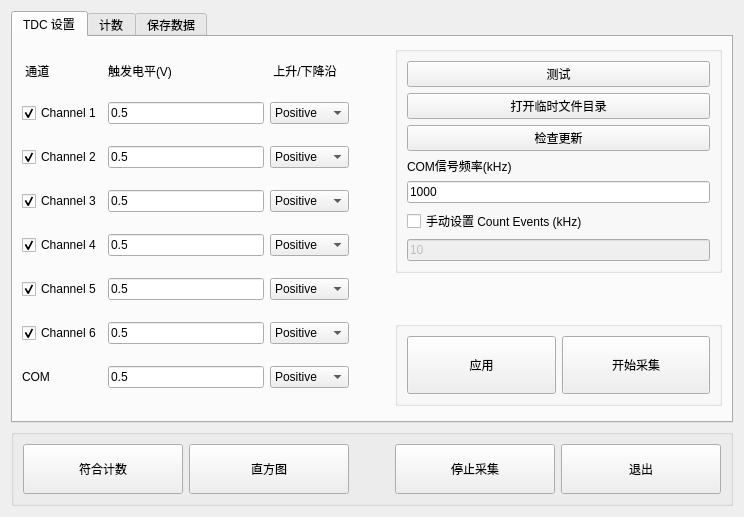
This is ui/widget.ui in WhiteChimney/TDC-counter as Qt 5 draws it before an edit. The edited form follows.
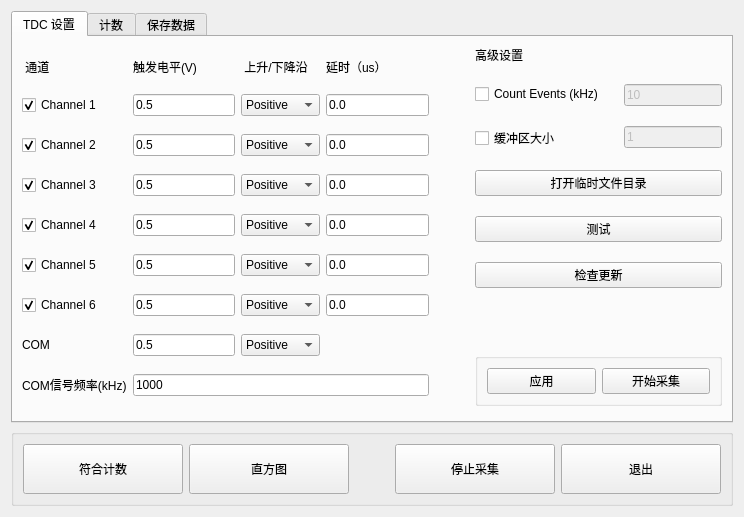
This is the edited form. The open tabs and pages were chosen to show the change.

```diff
--- a/ui/widget.ui
+++ b/ui/widget.ui
@@ -17,135 +17,68 @@
    <item>
     <widget class="QTabWidget" name="tabWidget">
      <property name="currentIndex">
-      <number>1</number>
+      <number>0</number>
      </property>
      <widget class="QWidget" name="pageSettings">
       <attribute name="title">
        <string>TDC 设置</string>
       </attribute>
       <layout class="QGridLayout" name="gridLayout_3">
-       <item row="1" column="3">
-        <widget class="QGroupBox" name="groupBox_3">
+       <item row="6" column="2">
+        <widget class="QGroupBox" name="groupBox_4">
+         <property name="sizePolicy">
+          <sizepolicy hsizetype="Preferred" vsizetype="Preferred">
+           <horstretch>0</horstretch>
+           <verstretch>0</verstretch>
+          </sizepolicy>
+         </property>
          <property name="title">
           <string/>
          </property>
-         <layout class="QVBoxLayout" name="verticalLayout">
+         <layout class="QHBoxLayout" name="horizontalLayout_2">
           <item>
-           <layout class="QVBoxLayout" name="verticalLayout_5">
-            <item>
-             <widget class="QPushButton" name="buttonTest">
-              <property name="sizePolicy">
-               <sizepolicy hsizetype="Preferred" vsizetype="Preferred">
-                <horstretch>0</horstretch>
-                <verstretch>30</verstretch>
-               </sizepolicy>
-              </property>
-              <property name="text">
-               <string>测试</string>
-              </property>
-             </widget>
-            </item>
-            <item>
-             <widget class="QPushButton" name="buttonTempFilePath">
-              <property name="sizePolicy">
-               <sizepolicy hsizetype="Minimum" vsizetype="MinimumExpanding">
-                <horstretch>0</horstretch>
-                <verstretch>0</verstretch>
-               </sizepolicy>
-              </property>
-              <property name="text">
-               <string>打开临时文件目录</string>
-              </property>
-             </widget>
-            </item>
-            <item>
-             <widget class="QPushButton" name="buttonCheckUpdate">
-              <property name="text">
-               <string>检查更新</string>
-              </property>
-             </widget>
-            </item>
-           </layout>
-          </item>
-          <item>
-           <widget class="QLabel" name="label_6">
-            <property name="text">
-             <string>COM信号频率(kHz)</string>
+           <widget class="QPushButton" name="buttonApplyConfig">
+            <property name="sizePolicy">
+             <sizepolicy hsizetype="Expanding" vsizetype="MinimumExpanding">
+              <horstretch>0</horstretch>
+              <verstretch>0</verstretch>
+             </sizepolicy>
             </property>
-           </widget>
-          </item>
-          <item>
-           <widget class="QLineEdit" name="textFreqCOM">
+            <property name="maximumSize">
+             <size>
+              <width>16777215</width>
+              <height>50</height>
+             </size>
+            </property>
             <property name="text">
-             <string>1000</string>
+             <string>应用</string>
             </property>
            </widget>
           </item>
           <item>
-           <widget class="QCheckBox" name="checkboxEnableCountEvents">
+           <widget class="QPushButton" name="buttonStartAcquisition">
             <property name="sizePolicy">
-             <sizepolicy hsizetype="Preferred" vsizetype="Fixed">
+             <sizepolicy hsizetype="Expanding" vsizetype="Preferred">
               <horstretch>0</horstretch>
               <verstretch>0</verstretch>
              </sizepolicy>
             </property>
-            <property name="text">
-             <string>手动设置 Count Events (kHz)</string>
+            <property name="maximumSize">
+             <size>
+              <width>16777215</width>
+              <height>50</height>
+             </size>
             </property>
-           </widget>
-          </item>
-          <item>
-           <widget class="QLineEdit" name="textCountEvents">
-            <property name="enabled">
-             <bool>false</bool>
-            </property>
             <property name="text">
-             <string>10</string>
-            </property>
-            <property name="readOnly">
-             <bool>false</bool>
+             <string>开始采集</string>
             </property>
            </widget>
           </item>
          </layout>
         </widget>
        </item>
-       <item row="1" column="0" rowspan="5">
+       <item row="0" column="0" rowspan="8">
         <layout class="QGridLayout" name="gridLayout">
-         <item row="8" column="2">
-          <widget class="QComboBox" name="slopeCNCOM">
-           <property name="currentIndex">
-            <number>0</number>
-           </property>
-           <item>
-            <property name="text">
-             <string>Positive</string>
-            </property>
-           </item>
-           <item>
-            <property name="text">
-             <string>Negative</string>
-            </property>
-           </item>
-          </widget>
-         </item>
-         <item row="3" column="0">
-          <widget class="QCheckBox" name="checkBoxCN2">
-           <property name="text">
-            <string>Channel 2</string>
-           </property>
-           <property name="checked">
-            <bool>true</bool>
-           </property>
-          </widget>
-         </item>
-         <item row="4" column="1">
-          <widget class="QLineEdit" name="levelTextCN3">
-           <property name="text">
-            <string>0.5</string>
-           </property>
-          </widget>
-         </item>
          <item row="3" column="2">
           <widget class="QComboBox" name="slopeCN2">
            <item>
@@ -170,6 +103,34 @@
            </property>
           </widget>
          </item>
+         <item row="7" column="2">
+          <widget class="QComboBox" name="slopeCN6">
+           <item>
+            <property name="text">
+             <string>Positive</string>
+            </property>
+           </item>
+           <item>
+            <property name="text">
+             <string>Negative</string>
+            </property>
+           </item>
+          </widget>
+         </item>
+         <item row="4" column="2">
+          <widget class="QComboBox" name="slopeCN3">
+           <item>
+            <property name="text">
+             <string>Positive</string>
+            </property>
+           </item>
+           <item>
+            <property name="text">
+             <string>Negative</string>
+            </property>
+           </item>
+          </widget>
+         </item>
          <item row="8" column="1">
           <widget class="QLineEdit" name="levelTextCNCOM">
            <property name="text">
@@ -177,22 +138,6 @@
            </property>
           </widget>
          </item>
-         <item row="2" column="0">
-          <widget class="QCheckBox" name="checkBoxCN1">
-           <property name="text">
-            <string>Channel 1</string>
-           </property>
-           <property name="checkable">
-            <bool>true</bool>
-           </property>
-           <property name="checked">
-            <bool>true</bool>
-           </property>
-           <property name="tristate">
-            <bool>false</bool>
-           </property>
-          </widget>
-         </item>
          <item row="6" column="0">
           <widget class="QCheckBox" name="checkBoxCN5">
            <property name="text">
@@ -203,6 +148,47 @@
            </property>
           </widget>
          </item>
+         <item row="4" column="1">
+          <widget class="QLineEdit" name="levelTextCN3">
+           <property name="text">
+            <string>0.5</string>
+           </property>
+          </widget>
+         </item>
+         <item row="8" column="2">
+          <widget class="QComboBox" name="slopeCNCOM">
+           <property name="currentIndex">
+            <number>0</number>
+           </property>
+           <item>
+            <property name="text">
+             <string>Positive</string>
+            </property>
+           </item>
+           <item>
+            <property name="text">
+             <string>Negative</string>
+            </property>
+           </item>
+          </widget>
+         </item>
+         <item row="6" column="1">
+          <widget class="QLineEdit" name="levelTextCN5">
+           <property name="text">
+            <string>0.5</string>
+           </property>
+          </widget>
+         </item>
+         <item row="5" column="0">
+          <widget class="QCheckBox" name="checkBoxCN4">
+           <property name="text">
+            <string>Channel 4</string>
+           </property>
+           <property name="checked">
+            <bool>true</bool>
+           </property>
+          </widget>
+         </item>
          <item row="7" column="0">
           <widget class="QCheckBox" name="checkBoxCN6">
            <property name="text">
@@ -213,55 +199,6 @@
            </property>
           </widget>
          </item>
-         <item row="6" column="2">
-          <widget class="QComboBox" name="slopeCN5">
-           <item>
-            <property name="text">
-             <string>Positive</string>
-            </property>
-           </item>
-           <item>
-            <property name="text">
-             <string>Negative</string>
-            </property>
-           </item>
-          </widget>
-         </item>
-         <item row="4" column="2">
-          <widget class="QComboBox" name="slopeCN3">
-           <item>
-            <property name="text">
-             <string>Positive</string>
-            </property>
-           </item>
-           <item>
-            <property name="text">
-             <string>Negative</string>
-            </property>
-           </item>
-          </widget>
-         </item>
-         <item row="2" column="1">
-          <widget class="QLineEdit" name="levelTextCN1">
-           <property name="text">
-            <string>0.5</string>
-           </property>
-          </widget>
-         </item>
-         <item row="7" column="2">
-          <widget class="QComboBox" name="slopeCN6">
-           <item>
-            <property name="text">
-             <string>Positive</string>
-            </property>
-           </item>
-           <item>
-            <property name="text">
-             <string>Negative</string>
-            </property>
-           </item>
-          </widget>
-         </item>
          <item row="3" column="1">
           <widget class="QLineEdit" name="levelTextCN2">
            <property name="text">
@@ -269,20 +206,24 @@
            </property>
           </widget>
          </item>
-         <item row="5" column="1">
-          <widget class="QLineEdit" name="levelTextCN4">
-           <property name="text">
-            <string>0.5</string>
-           </property>
+         <item row="6" column="2">
+          <widget class="QComboBox" name="slopeCN5">
+           <item>
+            <property name="text">
+             <string>Positive</string>
+            </property>
+           </item>
+           <item>
+            <property name="text">
+             <string>Negative</string>
+            </property>
+           </item>
           </widget>
          </item>
-         <item row="5" column="0">
-          <widget class="QCheckBox" name="checkBoxCN4">
+         <item row="9" column="0">
+          <widget class="QLabel" name="label_6">
            <property name="text">
-            <string>Channel 4</string>
-           </property>
-           <property name="checked">
-            <bool>true</bool>
+            <string>COM信号频率(kHz)</string>
            </property>
           </widget>
          </item>
@@ -293,20 +234,6 @@
            </property>
           </widget>
          </item>
-         <item row="0" column="1">
-          <widget class="QLabel" name="label_4">
-           <property name="text">
-            <string>触发电平(V)</string>
-           </property>
-          </widget>
-         </item>
-         <item row="7" column="1">
-          <widget class="QLineEdit" name="levelTextCN6">
-           <property name="text">
-            <string>0.5</string>
-           </property>
-          </widget>
-         </item>
          <item row="0" column="0">
           <widget class="QLabel" name="label_2">
            <property name="sizePolicy">
@@ -320,20 +247,53 @@
            </property>
           </widget>
          </item>
-         <item row="0" column="2">
-          <widget class="QLabel" name="label_5">
+         <item row="5" column="1">
+          <widget class="QLineEdit" name="levelTextCN4">
            <property name="text">
-            <string> 上升/下降沿</string>
+            <string>0.5</string>
            </property>
           </widget>
          </item>
-         <item row="6" column="1">
-          <widget class="QLineEdit" name="levelTextCN5">
+         <item row="0" column="1">
+          <widget class="QLabel" name="label_4">
            <property name="text">
+            <string>触发电平(V)</string>
+           </property>
+          </widget>
+         </item>
+         <item row="3" column="0">
+          <widget class="QCheckBox" name="checkBoxCN2">
+           <property name="text">
+            <string>Channel 2</string>
+           </property>
+           <property name="checked">
+            <bool>true</bool>
+           </property>
+          </widget>
+         </item>
+         <item row="2" column="1">
+          <widget class="QLineEdit" name="levelTextCN1">
+           <property name="text">
             <string>0.5</string>
            </property>
           </widget>
          </item>
+         <item row="2" column="0">
+          <widget class="QCheckBox" name="checkBoxCN1">
+           <property name="text">
+            <string>Channel 1</string>
+           </property>
+           <property name="checkable">
+            <bool>true</bool>
+           </property>
+           <property name="checked">
+            <bool>true</bool>
+           </property>
+           <property name="tristate">
+            <bool>false</bool>
+           </property>
+          </widget>
+         </item>
          <item row="5" column="2">
           <widget class="QComboBox" name="slopeCN4">
            <item>
@@ -362,9 +322,79 @@
            </item>
           </widget>
          </item>
+         <item row="0" column="2">
+          <widget class="QLabel" name="label_5">
+           <property name="text">
+            <string> 上升/下降沿</string>
+           </property>
+          </widget>
+         </item>
+         <item row="7" column="1">
+          <widget class="QLineEdit" name="levelTextCN6">
+           <property name="text">
+            <string>0.5</string>
+           </property>
+          </widget>
+         </item>
+         <item row="0" column="3">
+          <widget class="QLabel" name="label_8">
+           <property name="text">
+            <string>延时（us）</string>
+           </property>
+          </widget>
+         </item>
+         <item row="2" column="3">
+          <widget class="QLineEdit" name="textDelayCN1">
+           <property name="text">
+            <string>0.0</string>
+           </property>
+          </widget>
+         </item>
+         <item row="3" column="3">
+          <widget class="QLineEdit" name="textDelayCN2">
+           <property name="text">
+            <string>0.0</string>
+           </property>
+          </widget>
+         </item>
+         <item row="4" column="3">
+          <widget class="QLineEdit" name="textDelayCN3">
+           <property name="text">
+            <string>0.0</string>
+           </property>
+          </widget>
+         </item>
+         <item row="5" column="3">
+          <widget class="QLineEdit" name="textDelayCN4">
+           <property name="text">
+            <string>0.0</string>
+           </property>
+          </widget>
+         </item>
+         <item row="6" column="3">
+          <widget class="QLineEdit" name="textDelayCN5">
+           <property name="text">
+            <string>0.0</string>
+           </property>
+          </widget>
+         </item>
+         <item row="7" column="3">
+          <widget class="QLineEdit" name="textDelayCN6">
+           <property name="text">
+            <string>0.0</string>
+           </property>
+          </widget>
+         </item>
+         <item row="9" column="1" colspan="3">
+          <widget class="QLineEdit" name="textFreqCOM">
+           <property name="text">
+            <string>1000</string>
+           </property>
+          </widget>
+         </item>
         </layout>
        </item>
-       <item row="1" column="1">
+       <item row="0" column="1">
         <spacer name="horizontalSpacer">
          <property name="orientation">
           <enum>Qt::Horizontal</enum>
@@ -380,7 +410,7 @@
          </property>
         </spacer>
        </item>
-       <item row="2" column="3">
+       <item row="1" column="2">
         <spacer name="verticalSpacer_6">
          <property name="orientation">
           <enum>Qt::Vertical</enum>
@@ -396,40 +426,111 @@
          </property>
         </spacer>
        </item>
-       <item row="4" column="3">
-        <widget class="QGroupBox" name="groupBox_4">
-         <property name="title">
-          <string/>
+       <item row="0" column="2">
+        <layout class="QVBoxLayout" name="verticalLayout">
+         <property name="spacing">
+          <number>20</number>
          </property>
-         <layout class="QHBoxLayout" name="horizontalLayout_2">
-          <item>
-           <widget class="QPushButton" name="buttonApplyConfig">
-            <property name="sizePolicy">
-             <sizepolicy hsizetype="Expanding" vsizetype="Expanding">
-              <horstretch>0</horstretch>
-              <verstretch>0</verstretch>
-             </sizepolicy>
-            </property>
-            <property name="text">
-             <string>应用</string>
-            </property>
-           </widget>
-          </item>
-          <item>
-           <widget class="QPushButton" name="buttonStartAcquisition">
-            <property name="sizePolicy">
-             <sizepolicy hsizetype="Expanding" vsizetype="Preferred">
-              <horstretch>0</horstretch>
-              <verstretch>0</verstretch>
-             </sizepolicy>
-            </property>
-            <property name="text">
-             <string>开始采集</string>
-            </property>
-           </widget>
-          </item>
-         </layout>
-        </widget>
+         <item>
+          <widget class="QLabel" name="label">
+           <property name="text">
+            <string>高级设置</string>
+           </property>
+          </widget>
+         </item>
+         <item>
+          <layout class="QFormLayout" name="formLayout">
+           <item row="0" column="0">
+            <widget class="QCheckBox" name="checkboxEnableCountEvents">
+             <property name="sizePolicy">
+              <sizepolicy hsizetype="Preferred" vsizetype="Fixed">
+               <horstretch>0</horstretch>
+               <verstretch>0</verstretch>
+              </sizepolicy>
+             </property>
+             <property name="cursor">
+              <cursorShape>WhatsThisCursor</cursorShape>
+             </property>
+             <property name="text">
+              <string>Count Events (kHz)</string>
+             </property>
+            </widget>
+           </item>
+           <item row="0" column="1">
+            <widget class="QLineEdit" name="textCountEvents">
+             <property name="enabled">
+              <bool>false</bool>
+             </property>
+             <property name="text">
+              <string>10</string>
+             </property>
+             <property name="readOnly">
+              <bool>false</bool>
+             </property>
+            </widget>
+           </item>
+           <item row="1" column="0">
+            <widget class="QCheckBox" name="checkBoxNbrCOMbuffer">
+             <property name="cursor">
+              <cursorShape>WhatsThisCursor</cursorShape>
+             </property>
+             <property name="text">
+              <string>缓冲区大小</string>
+             </property>
+            </widget>
+           </item>
+           <item row="1" column="1">
+            <widget class="QLineEdit" name="textNbrCOMbuffer">
+             <property name="enabled">
+              <bool>false</bool>
+             </property>
+             <property name="text">
+              <string>1</string>
+             </property>
+            </widget>
+           </item>
+          </layout>
+         </item>
+         <item>
+          <widget class="QPushButton" name="buttonTempFilePath">
+           <property name="sizePolicy">
+            <sizepolicy hsizetype="Preferred" vsizetype="MinimumExpanding">
+             <horstretch>0</horstretch>
+             <verstretch>0</verstretch>
+            </sizepolicy>
+           </property>
+           <property name="text">
+            <string>打开临时文件目录</string>
+           </property>
+          </widget>
+         </item>
+         <item>
+          <widget class="QPushButton" name="buttonTest">
+           <property name="sizePolicy">
+            <sizepolicy hsizetype="Preferred" vsizetype="MinimumExpanding">
+             <horstretch>0</horstretch>
+             <verstretch>0</verstretch>
+            </sizepolicy>
+           </property>
+           <property name="text">
+            <string>测试</string>
+           </property>
+          </widget>
+         </item>
+         <item>
+          <widget class="QPushButton" name="buttonCheckUpdate">
+           <property name="sizePolicy">
+            <sizepolicy hsizetype="Minimum" vsizetype="MinimumExpanding">
+             <horstretch>0</horstretch>
+             <verstretch>0</verstretch>
+            </sizepolicy>
+           </property>
+           <property name="text">
+            <string>检查更新</string>
+           </property>
+          </widget>
+         </item>
+        </layout>
        </item>
       </layout>
      </widget>
```
